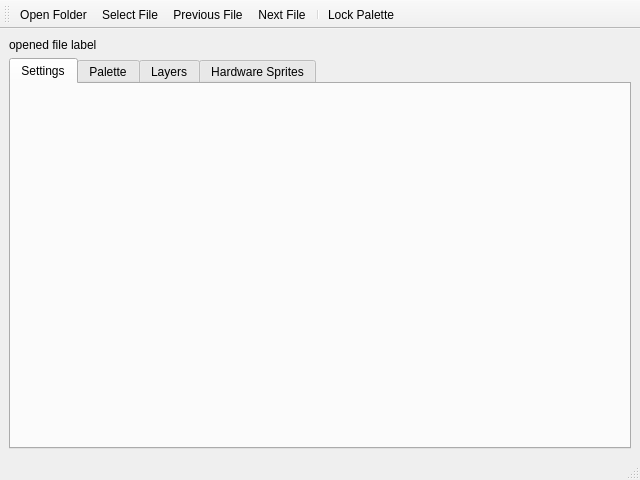
This is qt/mainwindow.ui in Lupinzar/gssex as Qt 5 draws it before an edit. The edited form follows.
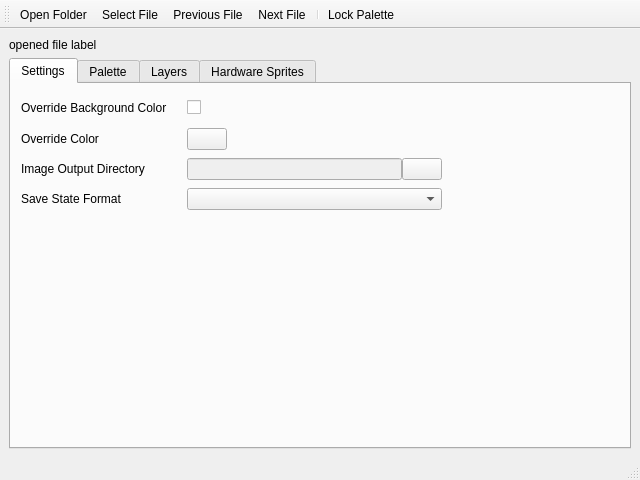
This is the edited form. Icons and pictures are not drawn. Custom widgets are drawn as their Qt base class.

Commit message: Settings tab work

Diff of the .ui file:
```diff
--- a/qt/mainwindow.ui
+++ b/qt/mainwindow.ui
@@ -40,6 +40,103 @@
        <attribute name="title">
         <string>Settings</string>
        </attribute>
+       <widget class="QWidget" name="gridLayoutWidget">
+        <property name="geometry">
+         <rect>
+          <x>10</x>
+          <y>10</y>
+          <width>421</width>
+          <height>118</height>
+         </rect>
+        </property>
+        <layout class="QGridLayout" name="gridLayout" rowstretch="0,0,0,0" columnstretch="0,0" rowminimumheight="24,0,0,0">
+         <property name="sizeConstraint">
+          <enum>QLayout::SizeConstraint::SetDefaultConstraint</enum>
+         </property>
+         <property name="horizontalSpacing">
+          <number>20</number>
+         </property>
+         <item row="0" column="0">
+          <widget class="QLabel" name="__bg_color_toggle_label">
+           <property name="text">
+            <string>Override Background Color</string>
+           </property>
+          </widget>
+         </item>
+         <item row="0" column="1">
+          <widget class="QCheckBox" name="bg_color_toggle">
+           <property name="text">
+            <string/>
+           </property>
+          </widget>
+         </item>
+         <item row="1" column="0">
+          <widget class="QLabel" name="__bg_color_override_label">
+           <property name="text">
+            <string>Override Color</string>
+           </property>
+          </widget>
+         </item>
+         <item row="2" column="0">
+          <widget class="QLabel" name="__img_output_dir_label">
+           <property name="text">
+            <string>Image Output Directory</string>
+           </property>
+          </widget>
+         </item>
+         <item row="2" column="1">
+          <layout class="QHBoxLayout" name="horizontalLayout">
+           <item>
+            <widget class="QLineEdit" name="output_directory_line">
+             <property name="enabled">
+              <bool>false</bool>
+             </property>
+             <property name="placeholderText">
+              <string/>
+             </property>
+            </widget>
+           </item>
+           <item>
+            <widget class="QPushButton" name="output_select_button">
+             <property name="toolTip">
+              <string>Select Directory</string>
+             </property>
+             <property name="text">
+              <string/>
+             </property>
+             <property name="icon">
+              <iconset resource="resource.qrc">
+               <normaloff>:/icons/folder-open.svg</normaloff>:/icons/folder-open.svg</iconset>
+             </property>
+            </widget>
+           </item>
+          </layout>
+         </item>
+         <item row="1" column="1">
+          <widget class="ColorButton" name="bg_color_button">
+           <property name="sizePolicy">
+            <sizepolicy hsizetype="Fixed" vsizetype="Fixed">
+             <horstretch>0</horstretch>
+             <verstretch>0</verstretch>
+            </sizepolicy>
+           </property>
+           <property name="text">
+            <string/>
+           </property>
+          </widget>
+         </item>
+         <item row="3" column="0">
+          <widget class="QLabel" name="__state_format">
+           <property name="text">
+            <string>Save State Format</string>
+           </property>
+          </widget>
+         </item>
+         <item row="3" column="1">
+          <widget class="QComboBox" name="state_format_combo"/>
+         </item>
+        </layout>
+       </widget>
       </widget>
       <widget class="QWidget" name="tab_palette">
        <attribute name="title">
@@ -158,6 +255,13 @@
    </property>
   </action>
  </widget>
+ <customwidgets>
+  <customwidget>
+   <class>ColorButton</class>
+   <extends>QPushButton</extends>
+   <header>..ui.colorbutton.h</header>
+  </customwidget>
+ </customwidgets>
  <resources>
   <include location="resource.qrc"/>
  </resources>
```
The commit also changes 5 other files.
